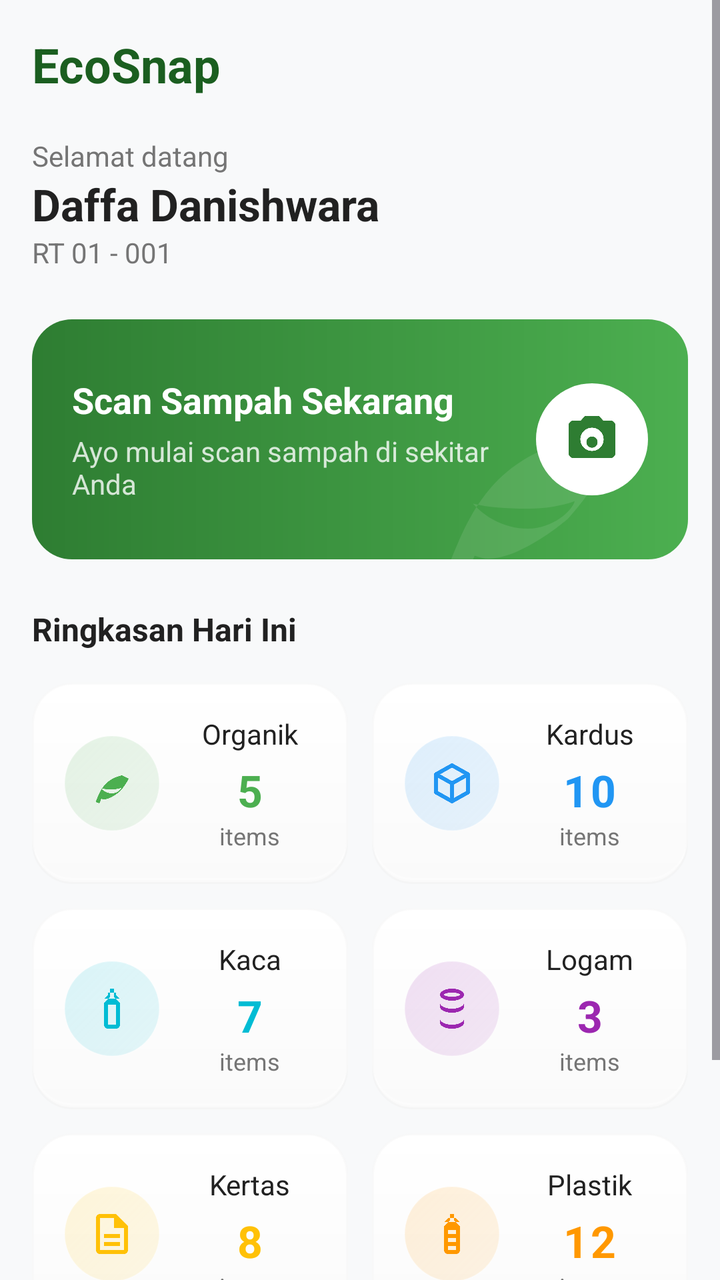
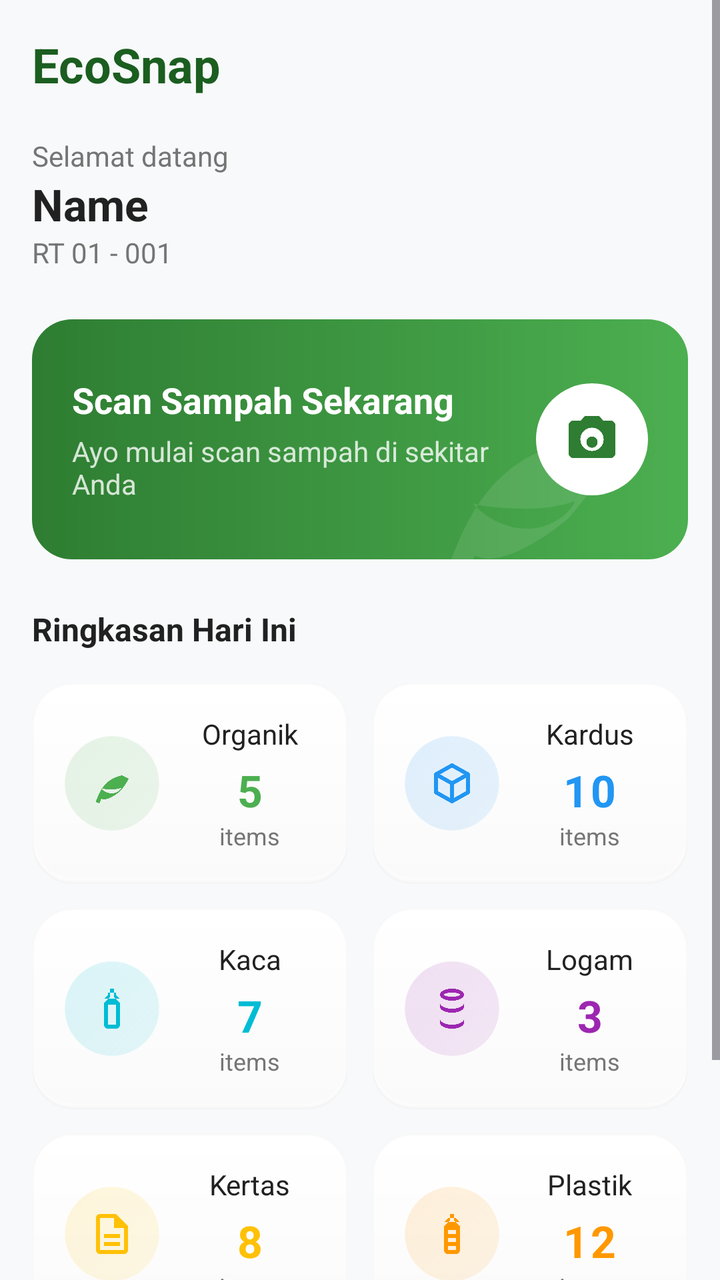

Before-and-after screenshots of an Android layout around one commit, followed by the original layout XML and the change that was made.
<!-- AndroidManifest.xml: application theme Theme.EcoSnap -->
<!-- res/layout/activity_dashboard_user.xml -->
<?xml version="1.0" encoding="utf-8"?>
<LinearLayout xmlns:android="http://schemas.android.com/apk/res/android"
    xmlns:app="http://schemas.android.com/apk/res-auto"
    android:layout_width="match_parent"
    android:layout_height="match_parent"
    android:background="#F8F9FA"
    android:fitsSystemWindows="true"
    android:orientation="vertical">

    <ScrollView
        android:layout_width="match_parent"
        android:layout_height="match_parent"
        android:clipChildren="false"
        android:clipToPadding="false"
        android:fillViewport="true"
        android:overScrollMode="never">

        <LinearLayout
            android:layout_width="match_parent"
            android:layout_height="wrap_content"
            android:orientation="vertical"
            android:padding="16dp">

            
            <androidx.constraintlayout.widget.ConstraintLayout
                android:layout_width="match_parent"
                android:layout_height="wrap_content">

                <TextView
                    android:id="@+id/tvEcoSnap"
                    android:layout_width="wrap_content"
                    android:layout_height="wrap_content"
                    android:text="EcoSnap"
                    android:textColor="#1B5E20"
                    android:textSize="24sp"
                    android:textStyle="bold"
                    app:layout_constraintStart_toStartOf="parent"
                    app:layout_constraintTop_toTopOf="parent" />

                <TextView
                    android:id="@+id/tvGreeting"
                    android:layout_width="wrap_content"
                    android:layout_height="wrap_content"
                    android:layout_marginTop="20dp"
                    android:text="Selamat datang"
                    android:textColor="#757575"
                    android:textSize="14sp"
                    app:layout_constraintStart_toStartOf="parent"
                    app:layout_constraintTop_toBottomOf="@id/tvEcoSnap" />

                <TextView
                    android:id="@+id/tvNamaUser"
                    android:layout_width="wrap_content"
                    android:layout_height="wrap_content"
                    android:text="Daffa Danishwara"
                    android:textColor="#212121"
                    android:textSize="22sp"
                    android:textStyle="bold"
                    app:layout_constraintStart_toStartOf="parent"
                    app:layout_constraintTop_toBottomOf="@id/tvGreeting" />

                <TextView
                    android:id="@+id/tvWilayahUser"
                    android:layout_width="wrap_content"
                    android:layout_height="wrap_content"
                    android:text="RT 01 - 001"
                    android:textColor="#757575"
                    android:textSize="14sp"
                    app:layout_constraintStart_toStartOf="parent"
                    app:layout_constraintTop_toBottomOf="@id/tvNamaUser" />


            </androidx.constraintlayout.widget.ConstraintLayout>

            
            <FrameLayout
                android:layout_width="match_parent"
                android:layout_height="120dp"
                android:layout_marginTop="24dp"
                android:background="@drawable/bg_green_gradient_card">
                
                <ImageView
                    android:layout_width="120dp"
                    android:layout_height="120dp"
                    android:layout_gravity="bottom|end"
                    android:layout_marginEnd="20dp"
                    android:layout_marginBottom="-20dp"
                    android:src="@drawable/ic_leaf_outline"
                    app:tint="#FFFFFF"
                    android:alpha="0.1" />

                <LinearLayout
                    android:layout_width="match_parent"
                    android:layout_height="match_parent"
                    android:orientation="horizontal"
                    android:gravity="center_vertical"
                    android:paddingHorizontal="20dp">

                    <LinearLayout
                        android:layout_width="0dp"
                        android:layout_weight="1"
                        android:layout_height="wrap_content"
                        android:layout_marginEnd="16dp"
                        android:orientation="vertical">
                        <TextView
                            android:layout_width="wrap_content"
                            android:layout_height="wrap_content"
                            android:text="Scan Sampah Sekarang"
                            android:textColor="#FFFFFF"
                            android:textSize="18sp"
                            android:textStyle="bold" />
                        <TextView
                            android:layout_width="wrap_content"
                            android:layout_height="wrap_content"
                            android:layout_marginTop="4dp"
                            android:text="Ayo mulai scan sampah di sekitar Anda"
                            android:textColor="#CCFFFFFF"
                            android:textSize="14sp" />
                    </LinearLayout>

                    <FrameLayout
                        android:layout_width="56dp"
                        android:layout_height="56dp"
                        android:background="@drawable/bg_white_circle_elevated">
                        <ImageView
                            android:layout_width="28dp"
                            android:layout_height="28dp"
                            android:layout_gravity="center"
                            android:src="@drawable/ic_camera"
                            app:tint="#2E7D32" />
                    </FrameLayout>
                </LinearLayout>

                <androidx.appcompat.widget.AppCompatButton
                    android:id="@+id/btnScanCepat"
                    android:layout_width="match_parent"
                    android:layout_height="match_parent"
                    android:background="@android:color/transparent"
                    android:stateListAnimator="@null" />
            </FrameLayout>

            
            <TextView
                android:layout_width="wrap_content"
                android:layout_height="wrap_content"
                android:layout_marginTop="24dp"
                android:text="Ringkasan Hari Ini"
                android:textColor="#212121"
                android:textSize="16sp"
                android:textStyle="bold" />

            <LinearLayout
                android:layout_width="match_parent"
                android:layout_height="wrap_content"
                android:layout_marginTop="16dp"
                android:orientation="vertical">

                
                <LinearLayout
                    android:layout_width="match_parent"
                    android:layout_height="wrap_content"
                    android:orientation="horizontal"
                    android:baselineAligned="false"
                    android:clipChildren="false"
                    android:clipToPadding="false">

                    
                    <LinearLayout
                        android:layout_width="0dp"
                        android:layout_height="wrap_content"
                        android:layout_weight="1"
                        android:layout_marginEnd="6dp"
                        android:background="@drawable/bg_premium_card"
                        android:elevation="4dp"
                        android:outlineAmbientShadowColor="#0F000000"
                        android:outlineSpotShadowColor="#0A000000"
                        android:stateListAnimator="@animator/card_bounce_anim"
                        android:clickable="true"
                        android:focusable="true"
                        android:orientation="horizontal"
                        android:padding="16dp"
                        android:gravity="center_vertical">
                        
                        <FrameLayout
                            android:layout_width="48dp"
                            android:layout_height="48dp"
                            android:background="@drawable/bg_icon_gradient_organik">
                            <ImageView
                                android:layout_width="24dp"
                                android:layout_height="24dp"
                                android:layout_gravity="center"
                                android:src="@drawable/ic_leaf_outline"
                                app:tint="#4CAF50" />
                        </FrameLayout>

                        <LinearLayout
                            android:layout_width="match_parent"
                            android:layout_height="wrap_content"
                            android:layout_marginStart="12dp"
                            android:orientation="vertical"
                            android:gravity="center">
                            <TextView
                                android:layout_width="wrap_content"
                                android:layout_height="wrap_content"
                                android:text="Organik"
                                android:textColor="#212121"
                                android:textSize="14sp" />
                            <TextView
                                android:id="@+id/tvHomeOrganik"
                                android:layout_width="wrap_content"
                                android:layout_height="wrap_content"
                                android:layout_marginTop="4dp"
                                android:text="5"
                                android:textColor="#4CAF50"
                                android:textSize="22sp"
                                android:textStyle="bold"
                                android:letterSpacing="0.05" />
                            <TextView
                                android:layout_width="wrap_content"
                                android:layout_height="wrap_content"
                                android:text="items"
                                android:textColor="#757575"
                                android:textSize="12sp" />
                        </LinearLayout>
                    </LinearLayout>

                    
                    <LinearLayout
                        android:layout_width="0dp"
                        android:layout_height="wrap_content"
                        android:layout_weight="1"
                        android:layout_marginStart="6dp"
                        android:background="@drawable/bg_premium_card"
                        android:elevation="4dp"
                        android:outlineAmbientShadowColor="#0F000000"
                        android:outlineSpotShadowColor="#0A000000"
                        android:stateListAnimator="@animator/card_bounce_anim"
                        android:clickable="true"
                        android:focusable="true"
                        android:orientation="horizontal"
                        android:padding="16dp"
                        android:gravity="center_vertical">
                        
                        <FrameLayout
                            android:layout_width="48dp"
                            android:layout_height="48dp"
                            android:background="@drawable/bg_icon_gradient_kardus">
                            <ImageView
                                android:layout_width="24dp"
                                android:layout_height="24dp"
                                android:layout_gravity="center"
                                android:src="@drawable/ic_box_outline"
                                app:tint="#2196F3" />
                        </FrameLayout>

                        <LinearLayout
                            android:layout_width="match_parent"
                            android:layout_height="wrap_content"
                            android:layout_marginStart="12dp"
                            android:orientation="vertical"
                            android:gravity="center">
                            <TextView
                                android:layout_width="wrap_content"
                                android:layout_height="wrap_content"
                                android:text="Kardus"
                                android:textColor="#212121"
                                android:textSize="14sp" />
                            <TextView
                                android:id="@+id/tvHomeKardus"
                                android:layout_width="wrap_content"
                                android:layout_height="wrap_content"
                                android:layout_marginTop="4dp"
                                android:text="10"
                                android:textColor="#2196F3"
                                android:textSize="22sp"
                                android:textStyle="bold"
                                android:letterSpacing="0.05" />
                            <TextView
                                android:layout_width="wrap_content"
                                android:layout_height="wrap_content"
                                android:text="items"
                                android:textColor="#757575"
                                android:textSize="12sp" />
                        </LinearLayout>
                    </LinearLayout>
                </LinearLayout>

                
                <LinearLayout
                    android:layout_width="match_parent"
                    android:layout_height="wrap_content"
                    android:layout_marginTop="12dp"
                    android:orientation="horizontal"
                    android:baselineAligned="false"
                    android:clipChildren="false"
                    android:clipToPadding="false">

                    
                    <LinearLayout
                        android:layout_width="0dp"
                        android:layout_height="wrap_content"
                        android:layout_weight="1"
                        android:layout_marginEnd="6dp"
                        android:background="@drawable/bg_premium_card"
                        android:elevation="4dp"
                        android:outlineAmbientShadowColor="#0F000000"
                        android:outlineSpotShadowColor="#0A000000"
                        android:stateListAnimator="@animator/card_bounce_anim"
                        android:clickable="true"
                        android:focusable="true"
                        android:orientation="horizontal"
                        android:padding="16dp"
                        android:gravity="center_vertical">
                        
                        <FrameLayout
                            android:layout_width="48dp"
                            android:layout_height="48dp"
                            android:background="@drawable/bg_icon_gradient_kaca">
                            <ImageView
                                android:layout_width="24dp"
                                android:layout_height="24dp"
                                android:layout_gravity="center"
                                android:src="@drawable/ic_bottle_outline"
                                app:tint="#00BCD4" />
                        </FrameLayout>

                        <LinearLayout
                            android:layout_width="match_parent"
                            android:layout_height="wrap_content"
                            android:layout_marginStart="12dp"
                            android:orientation="vertical"
                            android:gravity="center">
                            <TextView
                                android:layout_width="wrap_content"
                                android:layout_height="wrap_content"
                                android:text="Kaca"
                                android:textColor="#212121"
                                android:textSize="14sp" />
                            <TextView
                                android:id="@+id/tvHomeKaca"
                                android:layout_width="wrap_content"
                                android:layout_height="wrap_content"
                                android:layout_marginTop="4dp"
                                android:text="7"
                                android:textColor="#00BCD4"
                                android:textSize="22sp"
                                android:textStyle="bold"
                                android:letterSpacing="0.05" />
                            <TextView
                                android:layout_width="wrap_content"
                                android:layout_height="wrap_content"
                                android:text="items"
                                android:textColor="#757575"
                                android:textSize="12sp" />
                        </LinearLayout>
                    </LinearLayout>

                    
                    <LinearLayout
                        android:layout_width="0dp"
                        android:layout_height="wrap_content"
                        android:layout_weight="1"
                        android:layout_marginStart="6dp"
                        android:background="@drawable/bg_premium_card"
                        android:elevation="4dp"
                        android:outlineAmbientShadowColor="#0F000000"
                        android:outlineSpotShadowColor="#0A000000"
                        android:stateListAnimator="@animator/card_bounce_anim"
                        android:clickable="true"
                        android:focusable="true"
                        android:orientation="horizontal"
                        android:padding="16dp"
                        android:gravity="center_vertical">
                        
                        <FrameLayout
                            android:layout_width="48dp"
                            android:layout_height="48dp"
                            android:background="@drawable/bg_icon_gradient_logam">
                            <ImageView
                                android:layout_width="24dp"
                                android:layout_height="24dp"
                                android:layout_gravity="center"
                                android:src="@drawable/ic_can_outline"
                                app:tint="#9C27B0" />
                        </FrameLayout>

                        <LinearLayout
                            android:layout_width="match_parent"
                            android:layout_height="wrap_content"
                            android:layout_marginStart="12dp"
                            android:orientation="vertical"
                            android:gravity="center">
                            <TextView
                                android:layout_width="wrap_content"
                                android:layout_height="wrap_content"
                                android:text="Logam"
                                android:textColor="#212121"
                                android:textSize="14sp" />
                            <TextView
                                android:id="@+id/tvHomeLogam"
                                android:layout_width="wrap_content"
                                android:layout_height="wrap_content"
                                android:layout_marginTop="4dp"
                                android:text="3"
                                android:textColor="#9C27B0"
                                android:textSize="22sp"
                                android:textStyle="bold"
                                android:letterSpacing="0.05" />
                            <TextView
                                android:layout_width="wrap_content"
                                android:layout_height="wrap_content"
                                android:text="items"
                                android:textColor="#757575"
                                android:textSize="12sp" />
                        </LinearLayout>
                    </LinearLayout>
                </LinearLayout>

                
                <LinearLayout
                    android:layout_width="match_parent"
                    android:layout_height="wrap_content"
                    android:layout_marginTop="12dp"
                    android:orientation="horizontal"
                    android:baselineAligned="false"
                    android:clipChildren="false"
                    android:clipToPadding="false">

                    
                    <LinearLayout
                        android:layout_width="0dp"
                        android:layout_height="wrap_content"
                        android:layout_weight="1"
                        android:layout_marginEnd="6dp"
                        android:background="@drawable/bg_premium_card"
                        android:elevation="4dp"
                        android:outlineAmbientShadowColor="#0F000000"
                        android:outlineSpotShadowColor="#0A000000"
                        android:stateListAnimator="@animator/card_bounce_anim"
                        android:clickable="true"
                        android:focusable="true"
                        android:orientation="horizontal"
                        android:padding="16dp"
                        android:gravity="center_vertical">
                        
                        <FrameLayout
                            android:layout_width="48dp"
                            android:layout_height="48dp"
                            android:background="@drawable/bg_icon_gradient_kertas">
                            <ImageView
                                android:layout_width="24dp"
                                android:layout_height="24dp"
                                android:layout_gravity="center"
                                android:src="@drawable/ic_document_outline"
                                app:tint="#FFC107" />
                        </FrameLayout>

                        <LinearLayout
                            android:layout_width="match_parent"
                            android:layout_height="wrap_content"
                            android:layout_marginStart="12dp"
                            android:orientation="vertical"
                            android:gravity="center">
                            <TextView
                                android:layout_width="wrap_content"
                                android:layout_height="wrap_content"
                                android:text="Kertas"
                                android:textColor="#212121"
                                android:textSize="14sp" />
                            <TextView
                                android:id="@+id/tvHomeKertas"
                                android:layout_width="wrap_content"
                                android:layout_height="wrap_content"
                                android:layout_marginTop="4dp"
                                android:text="8"
                                android:textColor="#FFC107"
                                android:textSize="22sp"
                                android:textStyle="bold"
                                android:letterSpacing="0.05" />
                            <TextView
                                android:layout_width="wrap_content"
                                android:layout_height="wrap_content"
                                android:text="items"
                                android:textColor="#757575"
                                android:textSize="12sp" />
                        </LinearLayout>
                    </LinearLayout>

                    
                    <LinearLayout
                        android:layout_width="0dp"
                        android:layout_height="wrap_content"
                        android:layout_weight="1"
                        android:layout_marginStart="6dp"
                        android:background="@drawable/bg_premium_card"
                        android:elevation="4dp"
                        android:outlineAmbientShadowColor="#0F000000"
                        android:outlineSpotShadowColor="#0A000000"
                        android:stateListAnimator="@animator/card_bounce_anim"
                        android:clickable="true"
                        android:focusable="true"
                        android:orientation="horizontal"
                        android:padding="16dp"
                        android:gravity="center_vertical">
                        
                        <FrameLayout
                            android:layout_width="48dp"
                            android:layout_height="48dp"
                            android:background="@drawable/bg_icon_gradient_plastik">
                            <ImageView
                                android:layout_width="24dp"
                                android:layout_height="24dp"
                                android:layout_gravity="center"
                                android:src="@drawable/ic_plastic_bottle_outline"
                                app:tint="#FF9800" />
                        </FrameLayout>

                        <LinearLayout
                            android:layout_width="match_parent"
                            android:layout_height="wrap_content"
                            android:layout_marginStart="12dp"
                            android:orientation="vertical"
                            android:gravity="center">
                            <TextView
                                android:layout_width="wrap_content"
                                android:layout_height="wrap_content"
                                android:text="Plastik"
                                android:textColor="#212121"
                                android:textSize="14sp" />
                            <TextView
                                android:id="@+id/tvHomePlastik"
                                android:layout_width="wrap_content"
                                android:layout_height="wrap_content"
                                android:layout_marginTop="4dp"
                                android:text="12"
                                android:textColor="#FF9800"
                                android:textSize="22sp"
                                android:textStyle="bold"
                                android:letterSpacing="0.05" />
                            <TextView
                                android:layout_width="wrap_content"
                                android:layout_height="wrap_content"
                                android:text="items"
                                android:textColor="#757575"
                                android:textSize="12sp" />
                        </LinearLayout>
                    </LinearLayout>
                </LinearLayout>
                </LinearLayout>

            
            <LinearLayout
                android:layout_width="match_parent"
                android:layout_height="wrap_content"
                android:layout_marginTop="24dp"
                android:gravity="center_vertical"
                android:orientation="horizontal">

                <TextView
                    android:layout_width="0dp"
                    android:layout_height="wrap_content"
                    android:layout_weight="1"
                    android:text="Scan Terakhir"
                    android:textColor="#212121"
                    android:textSize="16sp"
                    android:textStyle="bold" />

                <TextView
                    android:id="@+id/tvLihatSemua"
                    android:layout_width="wrap_content"
                    android:layout_height="wrap_content"
                    android:text="Lihat semua \u203A"
                    android:textColor="#2E7D32"
                    android:textSize="14sp"
                    android:textStyle="bold"
                    android:clickable="true"
                    android:focusable="true"
                    android:foreground="?attr/selectableItemBackground" />
            </LinearLayout>

            
            <TextView
                android:id="@+id/tvEmptyRiwayat"
                android:layout_width="match_parent"
                android:layout_height="wrap_content"
                android:layout_marginTop="16dp"
                android:text="Belum ada riwayat scan"
                android:textColor="#757575"
                android:textSize="14sp"
                android:gravity="center"
                android:visibility="gone" />

            
            <androidx.recyclerview.widget.RecyclerView
                android:id="@+id/rvScanTerakhir"
                android:layout_width="match_parent"
                android:layout_height="wrap_content"
                android:layout_marginTop="12dp"
                android:nestedScrollingEnabled="false"
                android:overScrollMode="never" />

            
            <TextView android:id="@+id/tvJenisTerakhir" android:layout_width="0dp" android:layout_height="0dp" android:visibility="gone"/>
            <TextView android:id="@+id/tvKategoriTerakhir" android:layout_width="0dp" android:layout_height="0dp" android:visibility="gone"/>
            <TextView android:id="@+id/tvWaktuTerakhir" android:layout_width="0dp" android:layout_height="0dp" android:visibility="gone"/>

            
            <View
                android:layout_width="match_parent"
                android:layout_height="32dp" />

            
            <TextView android:id="@+id/tvScanHariIni" android:layout_width="0dp" android:layout_height="0dp" android:visibility="gone"/>
            <TextView android:id="@+id/tvScanMingguIni" android:layout_width="0dp" android:layout_height="0dp" android:visibility="gone"/>
            <TextView android:id="@+id/tvQuote" android:layout_width="0dp" android:layout_height="0dp" android:visibility="gone"/>

        </LinearLayout>
    </ScrollView>
</LinearLayout>
<!-- resources referenced by this layout -->
<resources>
  <!-- drawable bg_green_gradient_card (drawable) -->
  <?xml version="1.0" encoding="utf-8"?>
  <shape xmlns:android="http://schemas.android.com/apk/res/android"
      android:shape="rectangle">
      <corners android:radius="20dp" />
      <gradient
          android:angle="0"
          android:endColor="#4CAF50"
          android:startColor="#2E7D32"
          android:type="linear" />
  </shape>
  <!-- drawable bg_icon_gradient_kaca (drawable) -->
  <?xml version="1.0" encoding="utf-8"?>
  <shape xmlns:android="http://schemas.android.com/apk/res/android" android:shape="oval">
      <gradient
          android:angle="135"
          android:startColor="#1A00BCD4"
          android:endColor="#334DD0E1"
          android:type="linear" />
      <stroke android:width="0.5dp" android:color="#40FFFFFF"/>
  </shape>
  <!-- drawable bg_icon_gradient_kardus (drawable) -->
  <?xml version="1.0" encoding="utf-8"?>
  <shape xmlns:android="http://schemas.android.com/apk/res/android" android:shape="oval">
      <gradient
          android:angle="135"
          android:startColor="#1A2196F3"
          android:endColor="#3364B5F6"
          android:type="linear" />
      <stroke android:width="0.5dp" android:color="#40FFFFFF"/>
  </shape>
  <!-- drawable bg_icon_gradient_kertas (drawable) -->
  <?xml version="1.0" encoding="utf-8"?>
  <shape xmlns:android="http://schemas.android.com/apk/res/android" android:shape="oval">
      <gradient
          android:angle="135"
          android:startColor="#1AFFC107"
          android:endColor="#33FFD54F"
          android:type="linear" />
      <stroke android:width="0.5dp" android:color="#40FFFFFF"/>
  </shape>
  <!-- drawable bg_icon_gradient_logam (drawable) -->
  <?xml version="1.0" encoding="utf-8"?>
  <shape xmlns:android="http://schemas.android.com/apk/res/android" android:shape="oval">
      <gradient
          android:angle="135"
          android:startColor="#1A9C27B0"
          android:endColor="#33BA68C8"
          android:type="linear" />
      <stroke android:width="0.5dp" android:color="#40FFFFFF"/>
  </shape>
  <!-- drawable bg_icon_gradient_organik (drawable) -->
  <?xml version="1.0" encoding="utf-8"?>
  <shape xmlns:android="http://schemas.android.com/apk/res/android" android:shape="oval">
      <gradient
          android:angle="135"
          android:startColor="#1A4CAF50"
          android:endColor="#3381C784"
          android:type="linear" />
      <stroke android:width="0.5dp" android:color="#40FFFFFF"/>
  </shape>
  <!-- drawable bg_icon_gradient_plastik (drawable) -->
  <?xml version="1.0" encoding="utf-8"?>
  <shape xmlns:android="http://schemas.android.com/apk/res/android" android:shape="oval">
      <gradient
          android:angle="135"
          android:startColor="#1AFF9800"
          android:endColor="#33FFB74D"
          android:type="linear" />
      <stroke android:width="0.5dp" android:color="#40FFFFFF"/>
  </shape>
  <!-- drawable bg_white_circle_elevated (drawable) -->
  <?xml version="1.0" encoding="utf-8"?>
  <shape xmlns:android="http://schemas.android.com/apk/res/android"
      android:shape="oval">
      <solid android:color="#FFFFFF" />
  </shape>
  <!-- drawable ic_document_outline (drawable) -->
  <vector xmlns:android="http://schemas.android.com/apk/res/android"
      android:width="24dp"
      android:height="24dp"
      android:viewportWidth="24"
      android:viewportHeight="24">
    <path
        android:fillColor="#000000"
        android:pathData="M14,2H6C4.9,2 4,2.9 4,4v16c0,1.1 0.89,2 1.99,2H18c1.1,0 2,-0.9 2,-2V8L14,2zM18,20H6V4h7v5h5V20zM8,16h8v2H8V16zM8,12h8v2H8V12z"/>
  </vector>
  <style name="Theme.EcoSnap" parent="Base.Theme.EcoSnap" />
  <color name="colorPrimary">#4CAF50</color>
  <color name="colorPrimaryDark">#1B5E20</color>
  <color name="white">#FFFFFFFF</color>
  <color name="colorAccent">#A5D6A7</color>
  <color name="eco_bg_soft">#F5F5F5</color>
  <!-- unchanged entries left out for length: 8 -->
</resources>

<!-- the commit's change to res/layout/activity_dashboard_user.xml (unified diff, before → after) -->
@@ -52,7 +52,7 @@
                     android:id="@+id/tvNamaUser"
                     android:layout_width="wrap_content"
                     android:layout_height="wrap_content"
-                    android:text="Daffa Danishwara"
+                    android:text="Name"
                     android:textColor="#212121"
                     android:textSize="22sp"
                     android:textStyle="bold"
